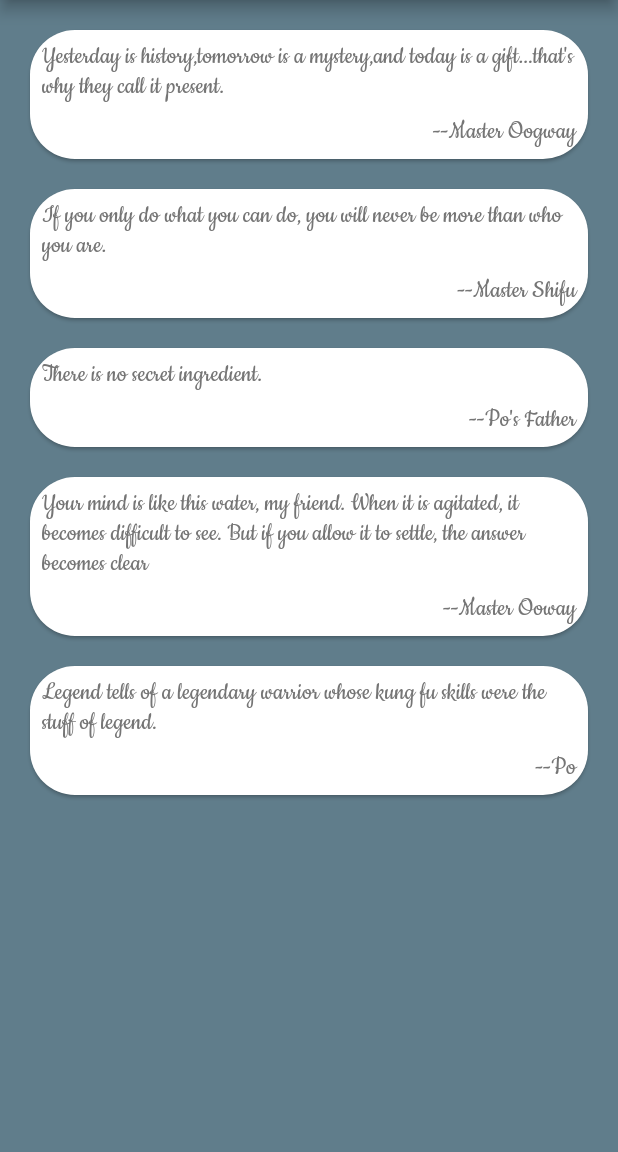
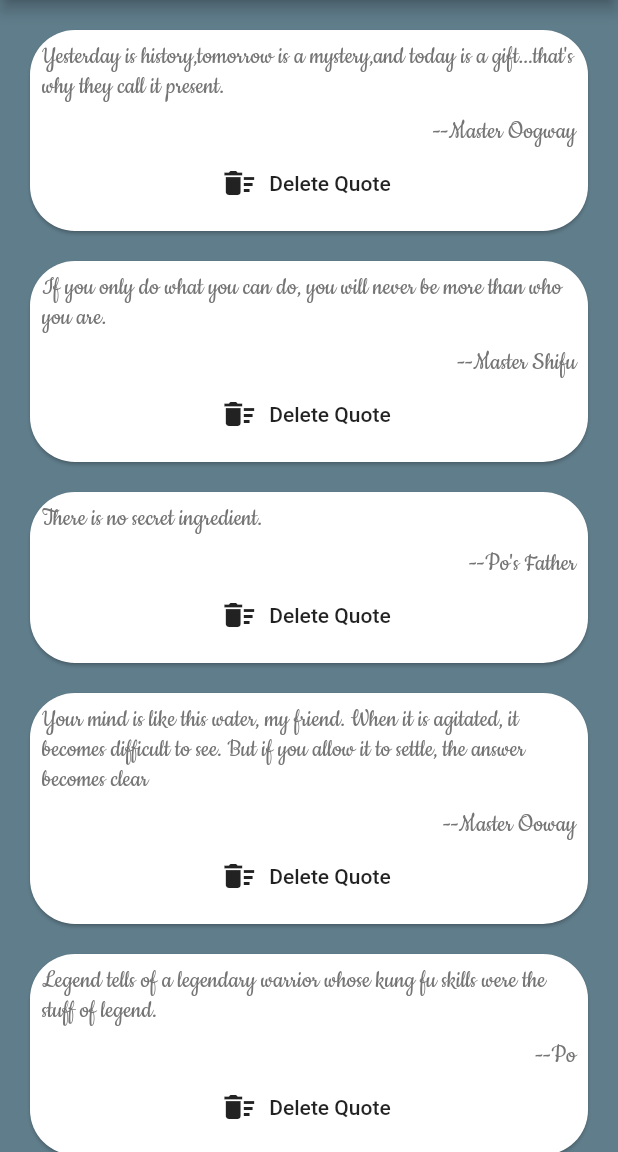
Before and after one commit to RaviPabari/flutter-quotes-app, a Flutter app: the screen it shows after launch, on a phone screen of 412 x 824 dp, the part 84-1236 px from its top. Run offline on Flutter 3.47's test engine with Material 2 defaults, Android fonts, the phone set to English and light mode, and no system bars.

Commit message:
Update Quote_Card.dart

```diff
--- a/lib/Quote_Card.dart
+++ b/lib/Quote_Card.dart
@@ -3,7 +3,8 @@ import 'quote.dart';
 
 class QuoteCard extends StatelessWidget {
     final Quote quote;
-    QuoteCard({this.quote});
+    final Function delete;
+    QuoteCard({this.quote, this.delete});
 
   @override
   Widget build(BuildContext context) {
@@ -37,6 +38,12 @@ class QuoteCard extends StatelessWidget {
                 color: Colors.grey[600],
               ),
             ),
+            //SizedBox(height: 6),
+            FlatButton.icon(
+              icon: Icon(Icons.delete_sweep),
+              label: Text('Delete Quote'),
+              onPressed: delete,
+            )
           ],
         ),
       ),
```
